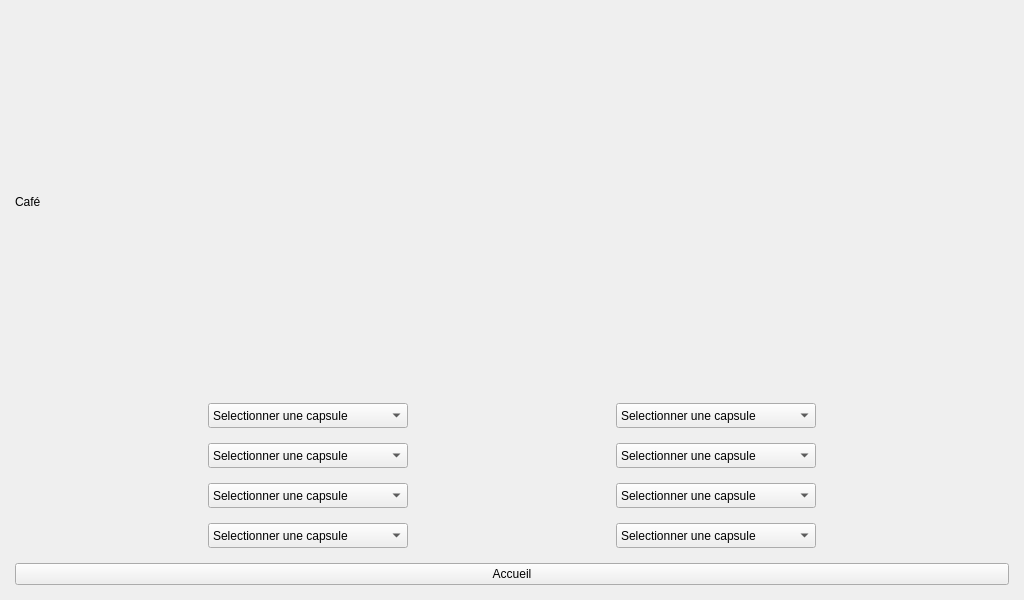
The window that pikawa-rpi/ihmpikawa.ui (bts-lasalle-avignon-projets/pikawa-2024) describes before a commit, drawn with Qt 5.
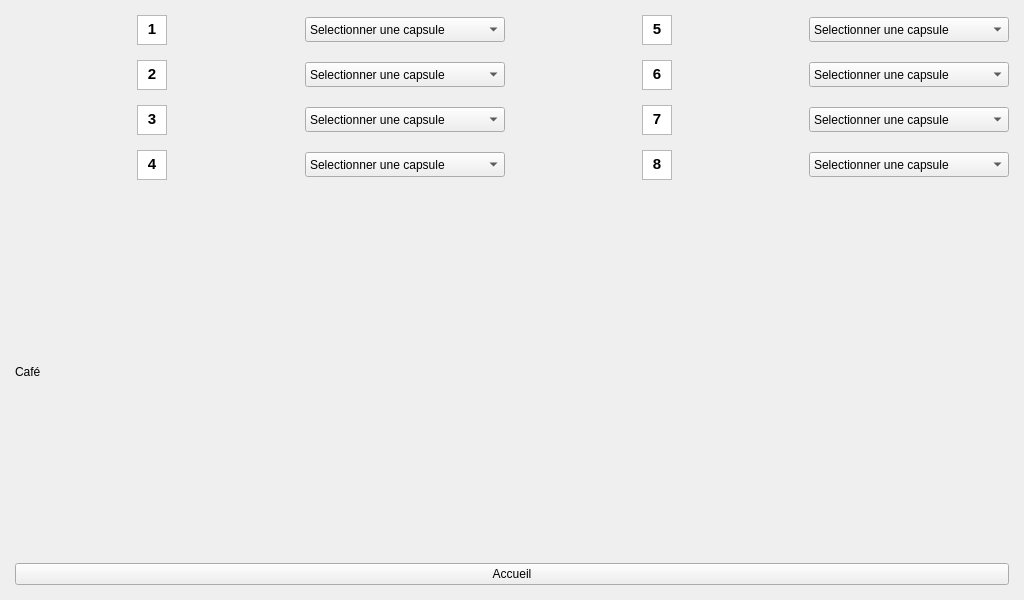
The same window after the commit. The open tabs and pages were chosen to show the change.

Commit message: Initialisation listes deroulante + ajout diagramme cas d'utilisation

The edit to the form file:
```diff
--- a/pikawa-rpi/ihmpikawa.ui
+++ b/pikawa-rpi/ihmpikawa.ui
@@ -104,17 +104,69 @@
         <property name="bottomMargin">
          <number>15</number>
         </property>
-        <item>
-         <widget class="QLabel" name="titreEcranCafe">
-          <property name="text">
-           <string>Café</string>
-          </property>
-         </widget>
-        </item>
         <item>
          <layout class="QGridLayout" name="gridLayout">
-          <item row="8" column="0" alignment="Qt::AlignHCenter">
-           <widget class="QComboBox" name="comboBox_7">
+          <item row="3" column="0" alignment="Qt::AlignHCenter|Qt::AlignVCenter">
+           <widget class="QTextBrowser" name="capsuleRange1">
+            <property name="minimumSize">
+             <size>
+              <width>30</width>
+              <height>30</height>
+             </size>
+            </property>
+            <property name="maximumSize">
+             <size>
+              <width>30</width>
+              <height>30</height>
+             </size>
+            </property>
+            <property name="html">
+             <string>&lt;!DOCTYPE HTML PUBLIC &quot;-//W3C//DTD HTML 4.0//EN&quot; &quot;http://www.w3.org/TR/REC-html40/strict.dtd&quot;&gt;
+&lt;html&gt;&lt;head&gt;&lt;meta name=&quot;qrichtext&quot; content=&quot;1&quot; /&gt;&lt;style type=&quot;text/css&quot;&gt;
+p, li { white-space: pre-wrap; }
+&lt;/style&gt;&lt;/head&gt;&lt;body style=&quot; font-family:'Ubuntu'; font-size:11pt; font-weight:400; font-style:normal;&quot;&gt;
+&lt;p align=&quot;center&quot; style=&quot; margin-top:0px; margin-bottom:0px; margin-left:0px; margin-right:0px; -qt-block-indent:0; text-indent:0px;&quot;&gt;&lt;span style=&quot; font-weight:600;&quot;&gt;1&lt;/span&gt;&lt;/p&gt;&lt;/body&gt;&lt;/html&gt;</string>
+            </property>
+           </widget>
+          </item>
+          <item row="4" column="1">
+           <widget class="QComboBox" name="listeDeroulante3">
+            <property name="minimumSize">
+             <size>
+              <width>200</width>
+              <height>25</height>
+             </size>
+            </property>
+            <property name="maximumSize">
+             <size>
+              <width>200</width>
+              <height>25</height>
+             </size>
+            </property>
+            <item>
+             <property name="text">
+              <string>Selectionner une capsule </string>
+             </property>
+            </item>
+            <item>
+             <property name="text">
+              <string>Capriccio</string>
+             </property>
+            </item>
+            <item>
+             <property name="text">
+              <string>Roma</string>
+             </property>
+            </item>
+            <item>
+             <property name="text">
+              <string>Vivalto</string>
+             </property>
+            </item>
+           </widget>
+          </item>
+          <item row="8" column="1" alignment="Qt::AlignHCenter">
+           <widget class="QComboBox" name="listeDeroulante7">
             <property name="minimumSize">
              <size>
               <width>200</width>
@@ -154,8 +206,8 @@
             </item>
            </widget>
           </item>
-          <item row="4" column="1" alignment="Qt::AlignHCenter">
-           <widget class="QComboBox" name="comboBox_4">
+          <item row="3" column="3">
+           <widget class="QComboBox" name="listeDeroulante2">
             <property name="minimumSize">
              <size>
               <width>200</width>
@@ -190,8 +242,25 @@
             </item>
            </widget>
           </item>
-          <item row="8" column="1" alignment="Qt::AlignHCenter">
-           <widget class="QComboBox" name="comboBox_8">
+          <item row="5" column="0" alignment="Qt::AlignHCenter|Qt::AlignVCenter">
+           <widget class="QTextBrowser" name="capsuleRange3">
+            <property name="maximumSize">
+             <size>
+              <width>30</width>
+              <height>30</height>
+             </size>
+            </property>
+            <property name="html">
+             <string>&lt;!DOCTYPE HTML PUBLIC &quot;-//W3C//DTD HTML 4.0//EN&quot; &quot;http://www.w3.org/TR/REC-html40/strict.dtd&quot;&gt;
+&lt;html&gt;&lt;head&gt;&lt;meta name=&quot;qrichtext&quot; content=&quot;1&quot; /&gt;&lt;style type=&quot;text/css&quot;&gt;
+p, li { white-space: pre-wrap; }
+&lt;/style&gt;&lt;/head&gt;&lt;body style=&quot; font-family:'Ubuntu'; font-size:11pt; font-weight:400; font-style:normal;&quot;&gt;
+&lt;p align=&quot;center&quot; style=&quot; margin-top:0px; margin-bottom:0px; margin-left:0px; margin-right:0px; -qt-block-indent:0; text-indent:0px;&quot;&gt;&lt;span style=&quot; font-weight:600;&quot;&gt;3&lt;/span&gt;&lt;/p&gt;&lt;/body&gt;&lt;/html&gt;</string>
+            </property>
+           </widget>
+          </item>
+          <item row="8" column="3" alignment="Qt::AlignHCenter">
+           <widget class="QComboBox" name="listeDeroulante8">
             <property name="minimumSize">
              <size>
               <width>200</width>
@@ -226,8 +295,190 @@
             </item>
            </widget>
           </item>
-          <item row="3" column="0">
-           <widget class="QComboBox" name="comboBox_1">
+          <item row="5" column="3">
+           <widget class="QComboBox" name="listeDeroulante6">
+            <property name="minimumSize">
+             <size>
+              <width>200</width>
+              <height>25</height>
+             </size>
+            </property>
+            <property name="maximumSize">
+             <size>
+              <width>200</width>
+              <height>25</height>
+             </size>
+            </property>
+            <item>
+             <property name="text">
+              <string>Selectionner une capsule </string>
+             </property>
+            </item>
+            <item>
+             <property name="text">
+              <string>Finezzio</string>
+             </property>
+            </item>
+            <item>
+             <property name="text">
+              <string>Fortissio</string>
+             </property>
+            </item>
+            <item>
+             <property name="text">
+              <string>Rosabaya</string>
+             </property>
+            </item>
+           </widget>
+          </item>
+          <item row="8" column="0" alignment="Qt::AlignHCenter|Qt::AlignVCenter">
+           <widget class="QTextBrowser" name="capsuleRange4">
+            <property name="maximumSize">
+             <size>
+              <width>30</width>
+              <height>30</height>
+             </size>
+            </property>
+            <property name="html">
+             <string>&lt;!DOCTYPE HTML PUBLIC &quot;-//W3C//DTD HTML 4.0//EN&quot; &quot;http://www.w3.org/TR/REC-html40/strict.dtd&quot;&gt;
+&lt;html&gt;&lt;head&gt;&lt;meta name=&quot;qrichtext&quot; content=&quot;1&quot; /&gt;&lt;style type=&quot;text/css&quot;&gt;
+p, li { white-space: pre-wrap; }
+&lt;/style&gt;&lt;/head&gt;&lt;body style=&quot; font-family:'Ubuntu'; font-size:11pt; font-weight:400; font-style:normal;&quot;&gt;
+&lt;p align=&quot;center&quot; style=&quot; margin-top:0px; margin-bottom:0px; margin-left:0px; margin-right:0px; -qt-block-indent:0; text-indent:0px;&quot;&gt;&lt;span style=&quot; font-weight:600;&quot;&gt;4&lt;/span&gt;&lt;/p&gt;&lt;/body&gt;&lt;/html&gt;</string>
+            </property>
+           </widget>
+          </item>
+          <item row="5" column="1">
+           <widget class="QComboBox" name="listeDeroulante5">
+            <property name="minimumSize">
+             <size>
+              <width>200</width>
+              <height>25</height>
+             </size>
+            </property>
+            <property name="maximumSize">
+             <size>
+              <width>200</width>
+              <height>25</height>
+             </size>
+            </property>
+            <item>
+             <property name="text">
+              <string>Selectionner une capsule </string>
+             </property>
+            </item>
+            <item>
+             <property name="text">
+              <string>Nespresso</string>
+             </property>
+            </item>
+            <item>
+             <property name="text">
+              <string>Livanto</string>
+             </property>
+            </item>
+            <item>
+             <property name="text">
+              <string>Vivalto</string>
+             </property>
+            </item>
+           </widget>
+          </item>
+          <item row="4" column="0" alignment="Qt::AlignHCenter|Qt::AlignVCenter">
+           <widget class="QTextBrowser" name="capsuleRange2">
+            <property name="minimumSize">
+             <size>
+              <width>30</width>
+              <height>30</height>
+             </size>
+            </property>
+            <property name="maximumSize">
+             <size>
+              <width>30</width>
+              <height>30</height>
+             </size>
+            </property>
+            <property name="html">
+             <string>&lt;!DOCTYPE HTML PUBLIC &quot;-//W3C//DTD HTML 4.0//EN&quot; &quot;http://www.w3.org/TR/REC-html40/strict.dtd&quot;&gt;
+&lt;html&gt;&lt;head&gt;&lt;meta name=&quot;qrichtext&quot; content=&quot;1&quot; /&gt;&lt;style type=&quot;text/css&quot;&gt;
+p, li { white-space: pre-wrap; }
+&lt;/style&gt;&lt;/head&gt;&lt;body style=&quot; font-family:'Ubuntu'; font-size:11pt; font-weight:400; font-style:normal;&quot;&gt;
+&lt;p align=&quot;center&quot; style=&quot; margin-top:0px; margin-bottom:0px; margin-left:0px; margin-right:0px; -qt-block-indent:0; text-indent:0px;&quot;&gt;&lt;span style=&quot; font-weight:600;&quot;&gt;2&lt;/span&gt;&lt;/p&gt;&lt;/body&gt;&lt;/html&gt;</string>
+            </property>
+           </widget>
+          </item>
+          <item row="4" column="2" alignment="Qt::AlignHCenter|Qt::AlignVCenter">
+           <widget class="QTextBrowser" name="capsuleRange6">
+            <property name="maximumSize">
+             <size>
+              <width>30</width>
+              <height>30</height>
+             </size>
+            </property>
+            <property name="html">
+             <string>&lt;!DOCTYPE HTML PUBLIC &quot;-//W3C//DTD HTML 4.0//EN&quot; &quot;http://www.w3.org/TR/REC-html40/strict.dtd&quot;&gt;
+&lt;html&gt;&lt;head&gt;&lt;meta name=&quot;qrichtext&quot; content=&quot;1&quot; /&gt;&lt;style type=&quot;text/css&quot;&gt;
+p, li { white-space: pre-wrap; }
+&lt;/style&gt;&lt;/head&gt;&lt;body style=&quot; font-family:'Ubuntu'; font-size:11pt; font-weight:400; font-style:normal;&quot;&gt;
+&lt;p align=&quot;center&quot; style=&quot; margin-top:0px; margin-bottom:0px; margin-left:0px; margin-right:0px; -qt-block-indent:0; text-indent:0px;&quot;&gt;&lt;span style=&quot; font-weight:600;&quot;&gt;6&lt;/span&gt;&lt;/p&gt;&lt;/body&gt;&lt;/html&gt;</string>
+            </property>
+           </widget>
+          </item>
+          <item row="4" column="3" alignment="Qt::AlignHCenter">
+           <widget class="QComboBox" name="listeDeroulante4">
+            <property name="minimumSize">
+             <size>
+              <width>200</width>
+              <height>25</height>
+             </size>
+            </property>
+            <property name="maximumSize">
+             <size>
+              <width>200</width>
+              <height>25</height>
+             </size>
+            </property>
+            <item>
+             <property name="text">
+              <string>Selectionner une capsule </string>
+             </property>
+            </item>
+            <item>
+             <property name="text">
+              <string>Fortissio</string>
+             </property>
+            </item>
+            <item>
+             <property name="text">
+              <string>Vivalto</string>
+             </property>
+            </item>
+            <item>
+             <property name="text">
+              <string>Finezzio</string>
+             </property>
+            </item>
+           </widget>
+          </item>
+          <item row="3" column="2" alignment="Qt::AlignHCenter|Qt::AlignVCenter">
+           <widget class="QTextBrowser" name="capsuleRange5">
+            <property name="maximumSize">
+             <size>
+              <width>30</width>
+              <height>30</height>
+             </size>
+            </property>
+            <property name="html">
+             <string>&lt;!DOCTYPE HTML PUBLIC &quot;-//W3C//DTD HTML 4.0//EN&quot; &quot;http://www.w3.org/TR/REC-html40/strict.dtd&quot;&gt;
+&lt;html&gt;&lt;head&gt;&lt;meta name=&quot;qrichtext&quot; content=&quot;1&quot; /&gt;&lt;style type=&quot;text/css&quot;&gt;
+p, li { white-space: pre-wrap; }
+&lt;/style&gt;&lt;/head&gt;&lt;body style=&quot; font-family:'Ubuntu'; font-size:11pt; font-weight:400; font-style:normal;&quot;&gt;
+&lt;p align=&quot;center&quot; style=&quot; margin-top:0px; margin-bottom:0px; margin-left:0px; margin-right:0px; -qt-block-indent:0; text-indent:0px;&quot;&gt;&lt;span style=&quot; font-weight:600;&quot;&gt;5&lt;/span&gt;&lt;/p&gt;&lt;/body&gt;&lt;/html&gt;</string>
+            </property>
+           </widget>
+          </item>
+          <item row="3" column="1">
+           <widget class="QComboBox" name="listeDeroulante1">
             <property name="minimumSize">
              <size>
               <width>200</width>
@@ -267,157 +518,49 @@
             </item>
            </widget>
           </item>
-          <item row="3" column="1">
-           <widget class="QComboBox" name="comboBox_2">
-            <property name="minimumSize">
-             <size>
-              <width>200</width>
-              <height>25</height>
-             </size>
-            </property>
+          <item row="5" column="2" alignment="Qt::AlignHCenter|Qt::AlignVCenter">
+           <widget class="QTextBrowser" name="capsuleRange7">
             <property name="maximumSize">
              <size>
-              <width>200</width>
-              <height>25</height>
+              <width>30</width>
+              <height>30</height>
              </size>
             </property>
-            <item>
-             <property name="text">
-              <string>Selectionner une capsule </string>
-             </property>
-            </item>
-            <item>
-             <property name="text">
-              <string>Arpeggio</string>
-             </property>
-            </item>
-            <item>
-             <property name="text">
-              <string>Roma</string>
-             </property>
-            </item>
-            <item>
-             <property name="text">
-              <string>Livanto</string>
-             </property>
-            </item>
-            <item>
-             <property name="text">
-              <string>Capriccio</string>
-             </property>
-            </item>
-           </widget>
-          </item>
-          <item row="4" column="0">
-           <widget class="QComboBox" name="comboBox_3">
-            <property name="minimumSize">
-             <size>
-              <width>200</width>
-              <height>25</height>
-             </size>
+            <property name="html">
+             <string>&lt;!DOCTYPE HTML PUBLIC &quot;-//W3C//DTD HTML 4.0//EN&quot; &quot;http://www.w3.org/TR/REC-html40/strict.dtd&quot;&gt;
+&lt;html&gt;&lt;head&gt;&lt;meta name=&quot;qrichtext&quot; content=&quot;1&quot; /&gt;&lt;style type=&quot;text/css&quot;&gt;
+p, li { white-space: pre-wrap; }
+&lt;/style&gt;&lt;/head&gt;&lt;body style=&quot; font-family:'Ubuntu'; font-size:11pt; font-weight:400; font-style:normal;&quot;&gt;
+&lt;p align=&quot;center&quot; style=&quot; margin-top:0px; margin-bottom:0px; margin-left:0px; margin-right:0px; -qt-block-indent:0; text-indent:0px;&quot;&gt;&lt;span style=&quot; font-weight:600;&quot;&gt;7&lt;/span&gt;&lt;/p&gt;&lt;/body&gt;&lt;/html&gt;</string>
             </property>
-            <property name="maximumSize">
-             <size>
-              <width>200</width>
-              <height>25</height>
-             </size>
-            </property>
-            <item>
-             <property name="text">
-              <string>Selectionner une capsule </string>
-             </property>
-            </item>
-            <item>
-             <property name="text">
-              <string>Capriccio</string>
-             </property>
-            </item>
-            <item>
-             <property name="text">
-              <string>Roma</string>
-             </property>
-            </item>
-            <item>
-             <property name="text">
-              <string>Vivalto</string>
-             </property>
-            </item>
            </widget>
           </item>
-          <item row="5" column="0">
-           <widget class="QComboBox" name="comboBox_5">
-            <property name="minimumSize">
-             <size>
-              <width>200</width>
-              <height>25</height>
-             </size>
-            </property>
+          <item row="8" column="2" alignment="Qt::AlignHCenter|Qt::AlignVCenter">
+           <widget class="QTextBrowser" name="capsuleRange8">
             <property name="maximumSize">
              <size>
-              <width>200</width>
-              <height>25</height>
+              <width>30</width>
+              <height>30</height>
              </size>
             </property>
-            <item>
-             <property name="text">
-              <string>Selectionner une capsule </string>
-             </property>
-            </item>
-            <item>
-             <property name="text">
-              <string>Nespresso</string>
-             </property>
-            </item>
-            <item>
-             <property name="text">
-              <string>Livanto</string>
-             </property>
-            </item>
-            <item>
-             <property name="text">
-              <string>Vivalto</string>
-             </property>
-            </item>
-           </widget>
-          </item>
-          <item row="5" column="1">
-           <widget class="QComboBox" name="comboBox_6">
-            <property name="minimumSize">
-             <size>
-              <width>200</width>
-              <height>25</height>
-             </size>
+            <property name="html">
+             <string>&lt;!DOCTYPE HTML PUBLIC &quot;-//W3C//DTD HTML 4.0//EN&quot; &quot;http://www.w3.org/TR/REC-html40/strict.dtd&quot;&gt;
+&lt;html&gt;&lt;head&gt;&lt;meta name=&quot;qrichtext&quot; content=&quot;1&quot; /&gt;&lt;style type=&quot;text/css&quot;&gt;
+p, li { white-space: pre-wrap; }
+&lt;/style&gt;&lt;/head&gt;&lt;body style=&quot; font-family:'Ubuntu'; font-size:11pt; font-weight:400; font-style:normal;&quot;&gt;
+&lt;p align=&quot;center&quot; style=&quot; margin-top:0px; margin-bottom:0px; margin-left:0px; margin-right:0px; -qt-block-indent:0; text-indent:0px;&quot;&gt;&lt;span style=&quot; font-weight:600;&quot;&gt;8&lt;/span&gt;&lt;/p&gt;&lt;/body&gt;&lt;/html&gt;</string>
             </property>
-            <property name="maximumSize">
-             <size>
-              <width>200</width>
-              <height>25</height>
-             </size>
-            </property>
-            <item>
-             <property name="text">
-              <string>Selectionner une capsule </string>
-             </property>
-            </item>
-            <item>
-             <property name="text">
-              <string>Finezzio</string>
-             </property>
-            </item>
-            <item>
-             <property name="text">
-              <string>Fortissio</string>
-             </property>
-            </item>
-            <item>
-             <property name="text">
-              <string>Rosabaya</string>
-             </property>
-            </item>
            </widget>
           </item>
          </layout>
         </item>
+        <item>
+         <widget class="QLabel" name="titreEcranCafe">
+          <property name="text">
+           <string>Café</string>
+          </property>
+         </widget>
+        </item>
         <item>
          <widget class="QPushButton" name="retourAccueilDeCafe">
           <property name="text">
```
Left out of the diff: 35 changed lines with no effect on the pictures. The commit also changes 7 other files.
